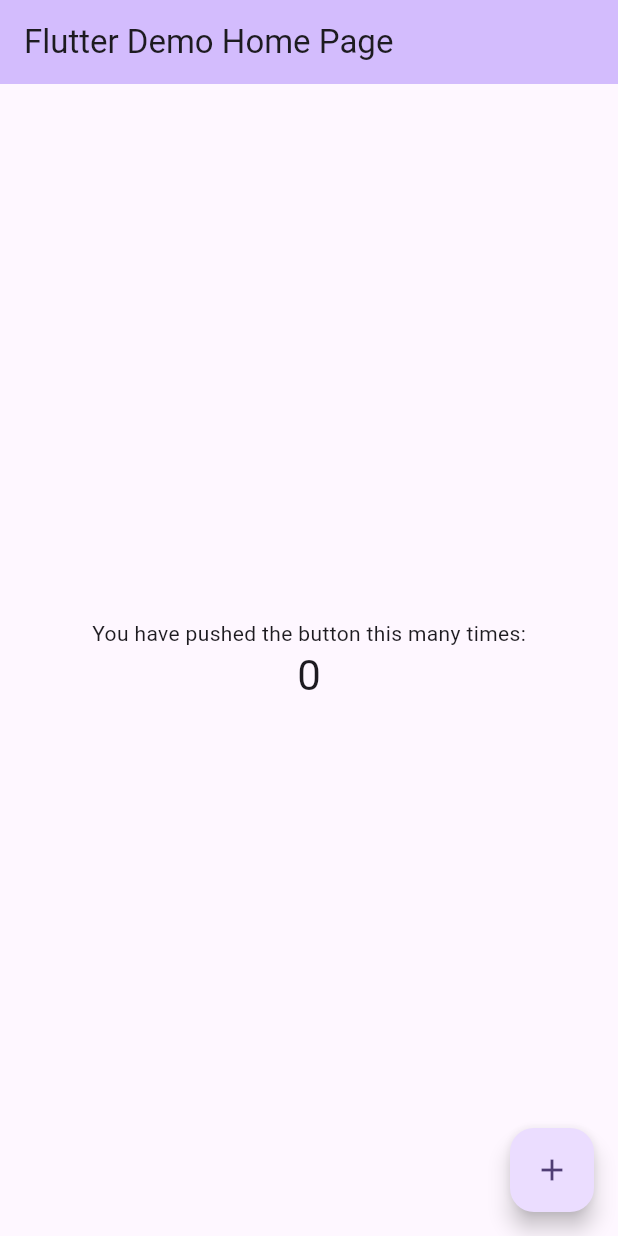
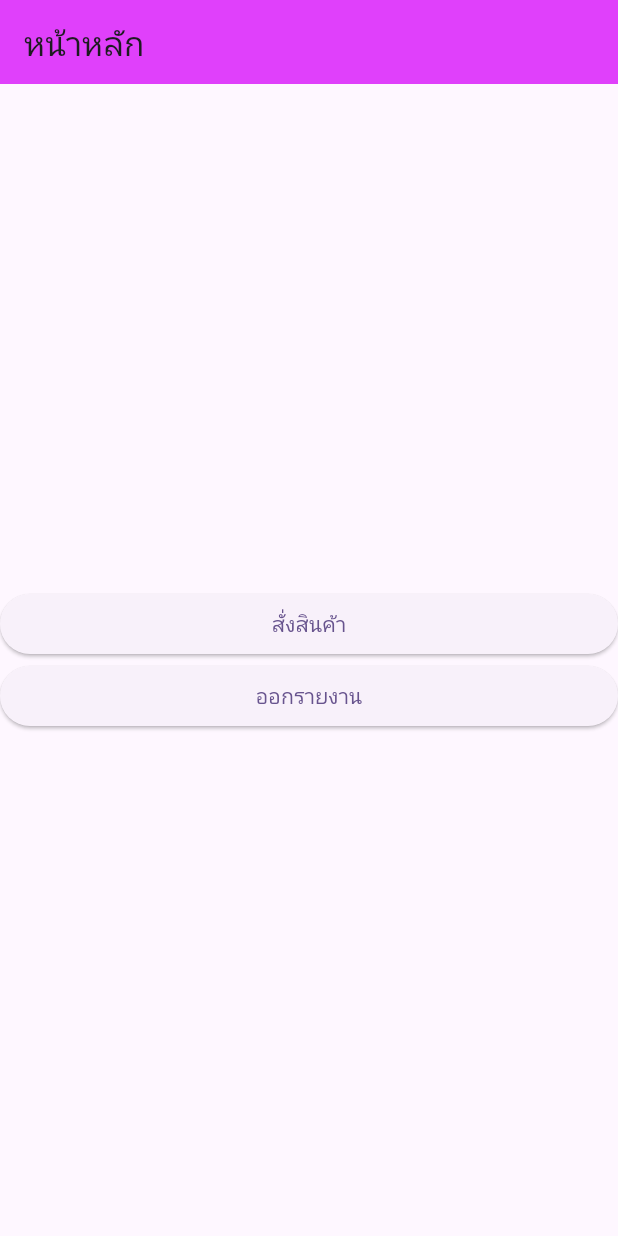
Before and after one commit to Bxbyi3ear/Flutter_SQLite_Project, a Flutter app: the screen it shows after launch, on a phone screen of 412 x 824 dp. Run offline on Flutter 3.47's test engine with Material 3 defaults, Android fonts, the phone set to English and light mode, and no system bars.

Commit message:
init project

```diff
--- /dev/null
+++ b/sqlite/lib/home.dart
@@ -0,0 +1,65 @@
+import 'package:flutter/material.dart';
+import 'package:flutter/widgets.dart';
+import 'package:sqlite/buyProduct.dart';
+import 'package:sqlite/report.dart';
+
+class Home extends StatefulWidget {
+  const Home({Key? key}) : super(key: key);
+
+  @override
+  State<Home> createState() => _HomeState();
+}
+
+class _HomeState extends State<Home> {
+  @override
+  Widget build(BuildContext context) {
+    return Scaffold(
+      appBar: AppBar(
+        title: const Text("หน้าหลัก"),
+        backgroundColor: Colors.purpleAccent,
+      ),
+      body: Center(
+        child: Column(
+          mainAxisSize: MainAxisSize.max,
+          mainAxisAlignment: MainAxisAlignment.center,
+          children: [
+            Row(
+              mainAxisAlignment: MainAxisAlignment.center,
+              children: [
+                Expanded(
+                  child: ElevatedButton(
+                    onPressed: () {
+                      Navigator.push(
+                        context,
+                        MaterialPageRoute(
+                          builder: (BuildContext context) => Product(),
+                        ),
+                      );
+                    },
+                    child: const Text("สั่งสินค้า"),
+                  ),
+                ),
+              ],
+            ),
+            Row(
+              mainAxisAlignment: MainAxisAlignment.center,
+              children: [
+                Expanded(
+                  child: ElevatedButton(
+                    onPressed: () => Navigator.push(
+                      context,
+                      MaterialPageRoute(
+                        builder: (BuildContext context) => Report(),
+                      ),
+                    ),
+                    child: const Text("ออกรายงาน"),
+                  ),
+                ),
+              ],
+            ),
+          ],
+        ),
+      ),
+    );
+  }
+}
--- a/sqlite/lib/main.dart
+++ b/sqlite/lib/main.dart
@@ -1,4 +1,5 @@
 import 'package:flutter/material.dart';
+import 'package:sqlite/home.dart';
 
 void main() {
   runApp(const MyApp());
@@ -31,7 +32,8 @@ class MyApp extends StatelessWidget {
         colorScheme: ColorScheme.fromSeed(seedColor: Colors.deepPurple),
         useMaterial3: true,
       ),
-      home: const MyHomePage(title: 'Flutter Demo Home Page'),
+      // home: const MyHomePage(title: 'Flutter Demo Home Page'),
+      home: Home(),
     );
   }
 }
```
Also changed, not shown: sqlite/lib/buyProduct.dart (added, +79 -0 lines), sqlite/lib/report.dart (added, +66 -0 lines).
